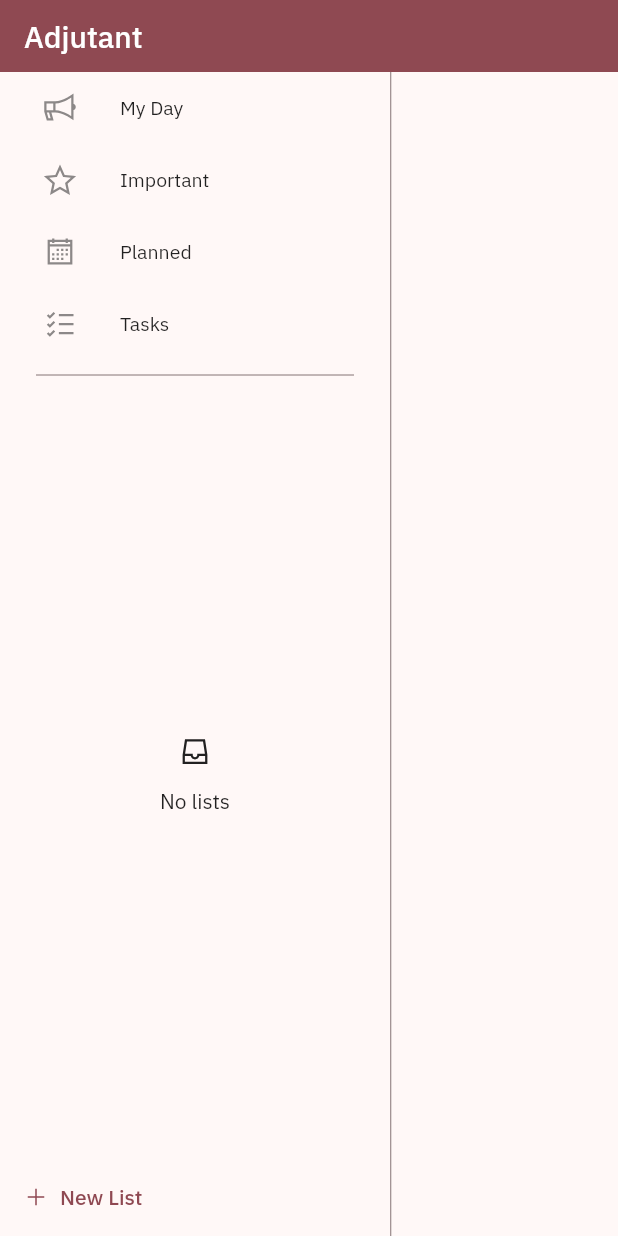
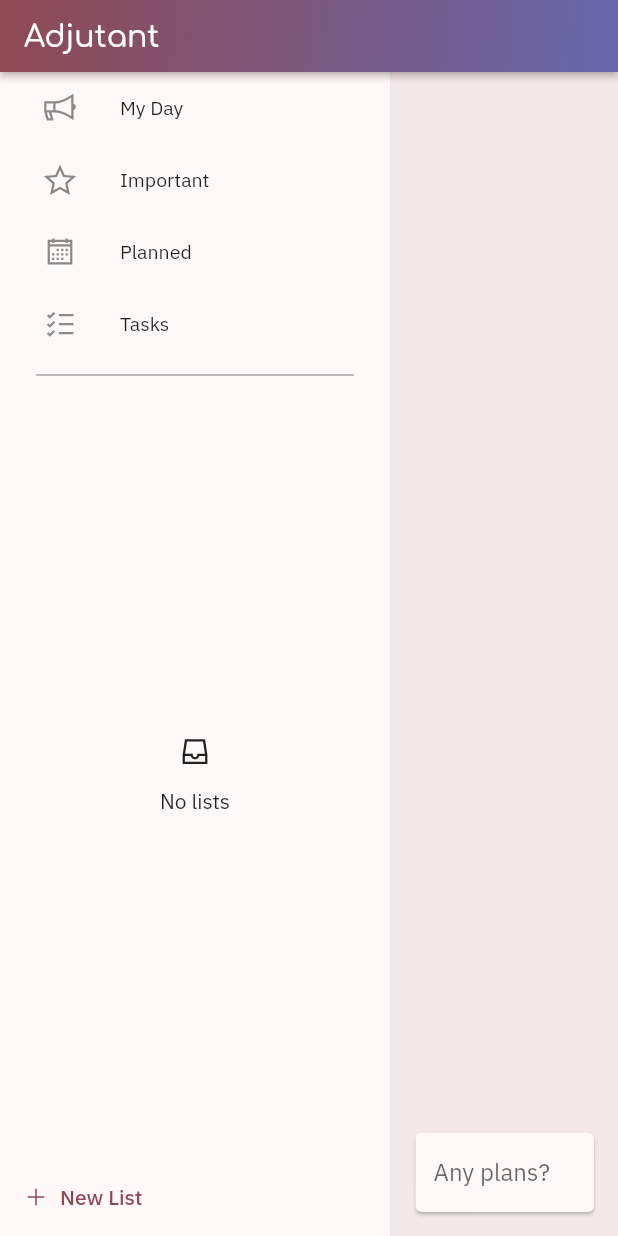
Before and after one commit to amka/adjutant, a Flutter app: the screen it shows after launch, on a phone screen of 412 x 824 dp. Run offline on Flutter 3.47's test engine with Material 2 defaults, Android fonts, the light colour scheme and no system bars; our stand-ins replace go_router, google_fonts, isar, line_icons; accounts and stored records are empty; generated files the repository leaves out were written again.

Commit message:
Add task list with components

```diff
--- /dev/null
+++ b/lib/src/components/task_input.dart
@@ -0,0 +1,36 @@
+import 'package:flutter/material.dart';
+
+class TaskInput extends StatefulWidget {
+  const TaskInput({super.key, this.onSubmit});
+
+  final void Function(String value)? onSubmit;
+
+  @override
+  State<TaskInput> createState() => _TaskInputState();
+}
+
+class _TaskInputState extends State<TaskInput> {
+  TextEditingController textController = TextEditingController();
+  @override
+  Widget build(BuildContext context) {
+    return Card(
+      child: Padding(
+        padding: const EdgeInsets.symmetric(vertical: 8, horizontal: 12),
+        child: TextField(
+          controller: textController,
+          decoration: const InputDecoration(
+            hintText: 'Any plans?',
+            isDense: true,
+            border: InputBorder.none,
+          ),
+          onSubmitted: (value) {
+            if (widget.onSubmit != null) {
+              widget.onSubmit!(value);
+            }
+            textController.clear();
+          },
+        ),
+      ),
+    );
+  }
+}
--- /dev/null
+++ b/lib/src/components/tasks_list.dart
@@ -0,0 +1,60 @@
+import 'package:flutter/material.dart';
+
+import '../models/atask.dart';
+import 'task_input.dart';
+import 'task_tile.dart';
+
+class TasksList extends StatefulWidget {
+  const TasksList({super.key, this.color});
+  final Color? color;
+
+  @override
+  State<TasksList> createState() => _TasksListState();
+}
+
+class _TasksListState extends State<TasksList> {
+  List<ATask> tasks = [];
+  TextEditingController taskController = TextEditingController();
+
+  @override
+  Widget build(BuildContext context) {
+    return Container(
+      color: widget.color,
+      child: Padding(
+        padding: const EdgeInsets.all(12.0),
+        child: Column(
+          children: [
+            Expanded(
+              child: ListView.builder(
+                itemCount: tasks.length,
+                itemBuilder: (context, index) {
+                  final task = tasks[index];
+
+                  return TaskTile(
+                    task: task,
+                    onStateChanged: (value) {
+                      setState(() {
+                        task.state = value! ? TaskState.done : TaskState.open;
+                      });
+                    },
+                  );
+                },
+              ),
+            ),
+            TaskInput(
+              onSubmit: (value) {
+                setState(() {
+                  tasks.add(
+                    ATask(
+                        summary: value,
+                        id: DateTime.now().millisecondsSinceEpoch),
+                  );
+                });
+              },
+            ),
+          ],
+        ),
+      ),
+    );
+  }
+}
--- a/lib/src/pages/home_page.dart
+++ b/lib/src/pages/home_page.dart
@@ -1,6 +1,8 @@
 import 'package:flutter/material.dart';
+import 'package:google_fonts/google_fonts.dart';
 
 import '../components/sidebar.dart';
+import '../components/tasks_list.dart';
 
 class HomePage extends StatefulWidget {
   const HomePage({super.key});
@@ -14,18 +16,40 @@ class _HomePageState extends State<HomePage> {
   Widget build(BuildContext context) {
     return Scaffold(
       appBar: AppBar(
-        title: const Text('Adjutant'),
-        elevation: 0,
+        title: Text(
+          'Adjutant',
+          style: GoogleFonts.comfortaa(),
+        ),
+        elevation: 2,
         toolbarHeight: 48,
+        flexibleSpace: Container(
+          decoration: BoxDecoration(
+            gradient: LinearGradient(
+                begin: Alignment.topLeft,
+                end: Alignment.bottomRight,
+                colors: [
+                  Theme.of(context).colorScheme.primary,
+                  Color(0xff6667AB)
+                ]),
+          ),
+        ),
       ),
       body: SafeArea(
         child: Row(
-          children: const [
-            SizedBox(
+          children: [
+            const SizedBox(
               width: 260,
               child: Sidebar(),
             ),
-            VerticalDivider(width: 1),
+            VerticalDivider(
+              width: 1,
+              color: Theme.of(context).colorScheme.primary.withAlpha(45),
+            ),
+            Expanded(
+              child: TasksList(
+                color: Theme.of(context).colorScheme.primary.withAlpha(25),
+              ),
+            ),
           ],
         ),
       ),
--- a/pubspec.yaml
+++ b/pubspec.yaml
@@ -33,6 +33,7 @@ dependencies:
     sdk: flutter
 
   line_icons: ^2.0.1
+  carbon_icons: ^0.0.1+2
   google_fonts: ^3.0.1
 
   go_router: ^5.2.1
```
Also changed, not shown: lib/src/components/task_tile.dart (added, +46 -0 lines), pubspec.lock.
